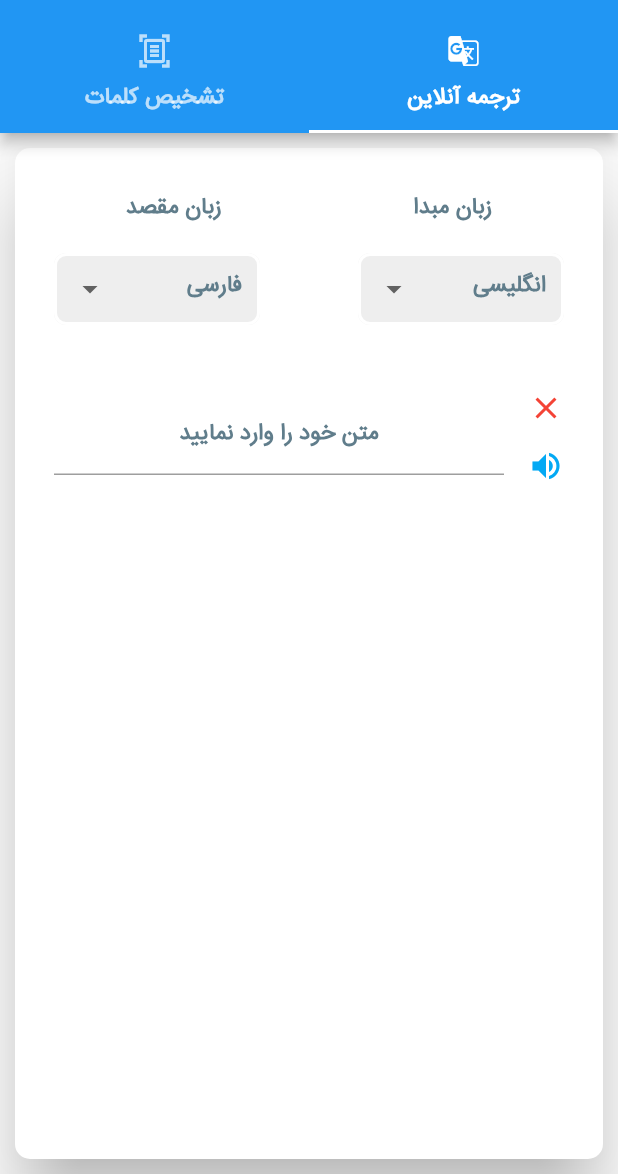
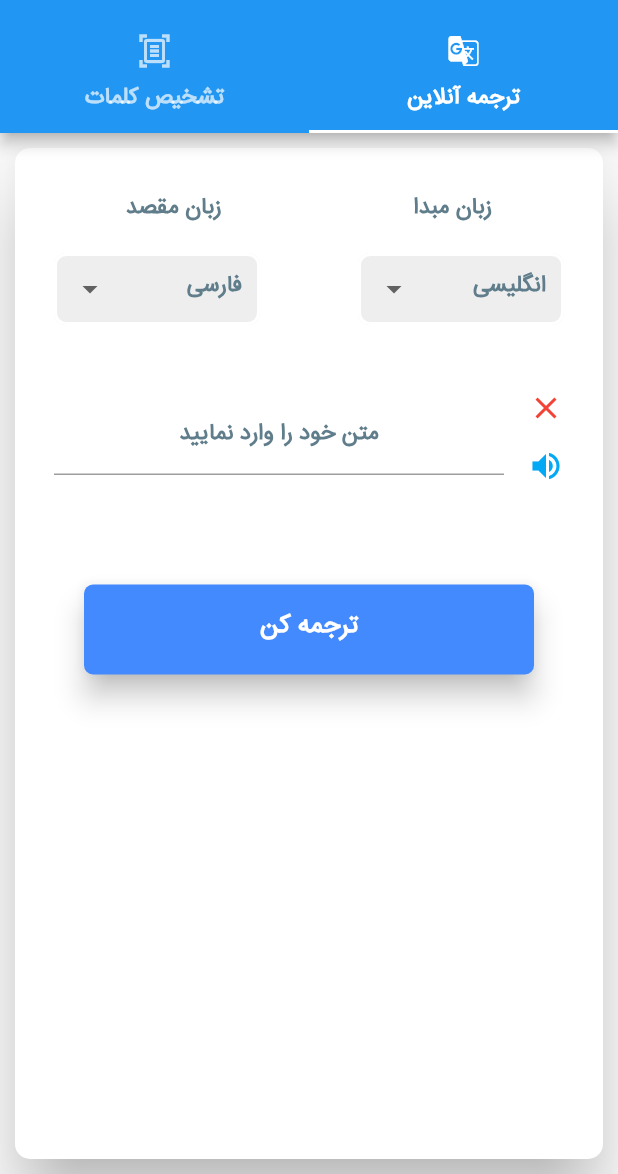
Before and after one commit to sajjadabbasi1383/Voice-Translation, a Flutter app: the MainScreen screen opened directly, on a phone screen of 412 x 824 dp, the part 62-1236 px from its top. Run offline on Flutter 3.47's test engine with Material 2 defaults, Android fonts, the phone set to English and light mode, and no system bars; our stand-ins replace flutter_spinkit.

Commit message:
MaterialButton

```diff
--- a/lib/home_screen.dart
+++ b/lib/home_screen.dart
@@ -190,7 +190,15 @@ class _HomeScreenState extends State<HomeScreen> {
                 ),
               ),
             ),
-
+            MaterialButton(
+              onPressed: (){},
+              minWidth: 300,
+              height: 60,
+              color: Colors.blueAccent,
+              elevation: 8,
+              shape: RoundedRectangleBorder(borderRadius: BorderRadius.circular(6)),
+              child: const Text("ترجمه کن",style: buttonStyle,),
+            ),
           ],
         ),
       ),
```
